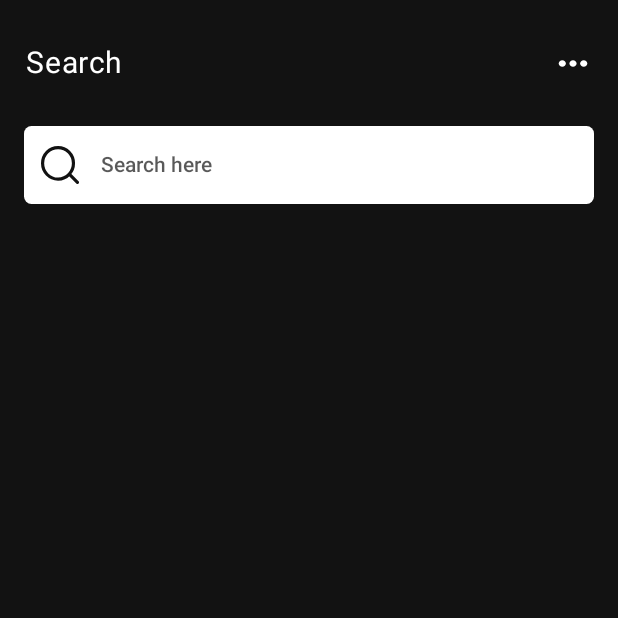
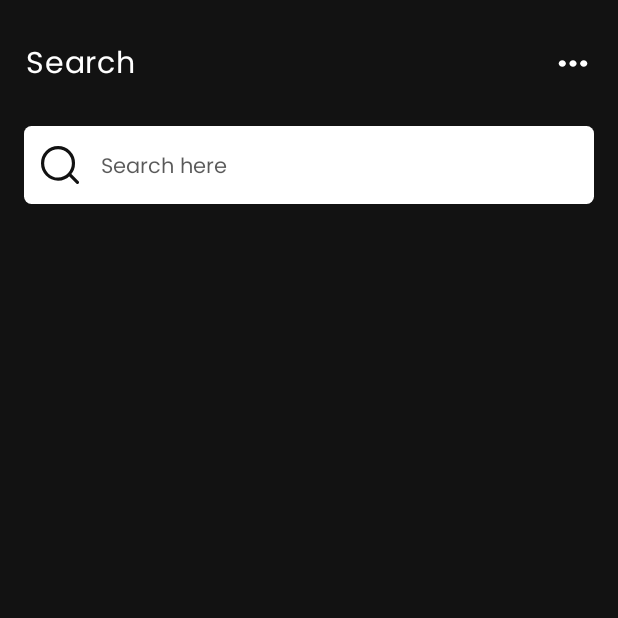
Before and after one commit to im-ali-f/spotify, an Android app built with Jetpack Compose: the HomeComp screen opened through its navigation route, on a phone screen of 412 x 824 dp, the top half of it. Run offline under Robolectric (Android 15) with nearby library versions, the phone set to English and light mode, and no system bars; our stand-ins replace Room's generated code, Shimmer; libraries missing offline, so code that uses them is left out: androidx.room.util, com.spotify.android, com.spotify.protocol; pictures from the network do not load; 3 statements that could not run were skipped.

Commit message:
last changes dont change anything

```diff
--- a/app/src/main/java/com/example/techsrcstudioc/addons/AlertComp.kt
+++ b/app/src/main/java/com/example/techsrcstudioc/addons/AlertComp.kt
@@ -39,6 +39,7 @@ import androidx.compose.ui.unit.dp
 import androidx.compose.ui.unit.sp
 import com.example.techsrcstudioc.R
 import com.example.techsrcstudioc.ui.theme.errorAlertColor
+import com.example.techsrcstudioc.ui.theme.poppins
 import com.example.techsrcstudioc.ui.theme.successAlertColor
 import com.example.techsrcstudioc.ui.theme.warningAlertColor
 
@@ -145,7 +146,7 @@ fun AlertComp(selectedAlert: MutableState<String>) {
 
                                 Spacer(modifier = Modifier.width(5.dp))
                                 Text(
-                                    text = alert["text"] as String,
+                                    text = alert["text"] as String, fontFamily = poppins,
                                     fontWeight = FontWeight(600),
                                     fontSize = 12.sp,
                                     color = Color.White,
--- a/app/src/main/java/com/example/techsrcstudioc/historyPage/HistoryComp.kt
+++ b/app/src/main/java/com/example/techsrcstudioc/historyPage/HistoryComp.kt
@@ -41,6 +41,7 @@ import com.example.techsrcstudioc.Data.VMs.LoginLogoutViewModel
 import com.example.techsrcstudioc.Data.VMs.SearchViewModel
 import com.example.techsrcstudioc.Data.VMs.TrackViewModel
 import com.example.techsrcstudioc.ui.theme.lightWhiteFontColor
+import com.example.techsrcstudioc.ui.theme.poppins
 
 @OptIn(ExperimentalSharedTransitionApi::class)
 @Composable
@@ -96,14 +97,14 @@ fun SharedTransitionScope.HistoryComp(
                             .padding(start = 14.dp)
                     ) {
                         Text(
-                            text = "${item.track.name}",
+                            text = "${item.track.name}", fontFamily = poppins,
                             fontSize = 15.sp,
                             lineHeight = 21.sp,
                             fontWeight = FontWeight(400),
                             color = Color.White
                         )
                         Text(
-                            text = searchModel.getArtistString(item.track.artists),
+                            text = searchModel.getArtistString(item.track.artists), fontFamily = poppins,
                             fontSize = 12.sp,
                             lineHeight = 16.sp,
                             fontWeight = FontWeight(400),
--- a/app/src/main/java/com/example/techsrcstudioc/homePage/BottomBarComp.kt
+++ b/app/src/main/java/com/example/techsrcstudioc/homePage/BottomBarComp.kt
@@ -43,6 +43,7 @@ import com.example.techsrcstudioc.Data.VMs.TrackViewModel
 import com.example.techsrcstudioc.R
 import com.example.techsrcstudioc.addons.shimmerEffect
 import com.example.techsrcstudioc.ui.theme.lightWhiteFontColor
+import com.example.techsrcstudioc.ui.theme.poppins
 import com.example.techsrcstudioc.ui.theme.progressColor
 import com.example.techsrcstudioc.ui.theme.searchIconColor
 import com.example.techsrcstudioc.ui.theme.selectedBottomIcon
@@ -108,14 +109,14 @@ fun BottomBarComp(
                                     .padding(start = 14.dp)
                             ) {
                                 Text(
-                                    text = "${trackModel.selectedTrack.name}",
+                                    text = "${trackModel.selectedTrack.name}", fontFamily = poppins,
                                     fontSize = 15.sp,
                                     lineHeight = 21.sp,
                                     fontWeight = FontWeight(400),
                                     color = Color.White
                                 )
                                 Text(
-                                    text = searchModel.getArtistString(trackModel.selectedTrack.artists),
+                                    text = searchModel.getArtistString(trackModel.selectedTrack.artists), fontFamily = poppins,
                                     fontSize = 12.sp,
                                     lineHeight = 16.sp,
                                     fontWeight = FontWeight(400),
--- a/app/src/main/java/com/example/techsrcstudioc/homePage/TopBarComp.kt
+++ b/app/src/main/java/com/example/techsrcstudioc/homePage/TopBarComp.kt
@@ -33,6 +33,7 @@ import com.example.techsrcstudioc.Data.VMs.LoginLogoutViewModel
 import com.example.techsrcstudioc.Data.VMs.TrackViewModel
 import com.example.techsrcstudioc.R
 import com.example.techsrcstudioc.ui.theme.logOutButton
+import com.example.techsrcstudioc.ui.theme.poppins
 
 @Composable
 fun TopBarComp(
@@ -51,7 +52,7 @@ fun TopBarComp(
         ) {
             Text(
                 text = if(generalModel.selectedBottomBar ==1)"Search" else "history",//todo dynamic it
-                fontSize = 20.sp,
+                fontSize = 20.sp, fontFamily = poppins,
                 fontWeight = FontWeight(400),
                 color = Color.White
             )
@@ -88,7 +89,7 @@ fun TopBarComp(
                 ) {
                     Text(
                         textAlign = TextAlign.Center,
-                        text = "Log Out",
+                        text = "Log Out", fontFamily = poppins,
                         color = Color.White,
                         fontSize = 18.sp,
                         fontWeight = FontWeight(600)
--- a/app/src/main/java/com/example/techsrcstudioc/loginPage/LoginComp.kt
+++ b/app/src/main/java/com/example/techsrcstudioc/loginPage/LoginComp.kt
@@ -32,6 +32,7 @@ import com.example.techsrcstudioc.Data.VMs.GeneralViewModel
 import com.example.techsrcstudioc.Data.VMs.LoginLogoutViewModel
 import com.example.techsrcstudioc.R
 import com.example.techsrcstudioc.ui.theme.mainBGC
+import com.example.techsrcstudioc.ui.theme.poppins
 import com.example.techsrcstudioc.ui.theme.spotifyIconColor
 import com.example.techsrcstudioc.ui.theme.unclickedBTNColor
 
@@ -75,7 +76,7 @@ fun LoginComp(
                 )
             ) {
                 Text(
-                    textAlign = TextAlign.Center,
+                    textAlign = TextAlign.Center, fontFamily = poppins,
                     text = "Log In",
                     color = Color.White,
                     fontSize = 18.sp,
--- a/app/src/main/java/com/example/techsrcstudioc/searchPage/SearchBar.kt
+++ b/app/src/main/java/com/example/techsrcstudioc/searchPage/SearchBar.kt
@@ -36,6 +36,7 @@ import androidx.navigation.NavController
 import com.example.techsrcstudioc.Data.VMs.GeneralViewModel
 import com.example.techsrcstudioc.Data.VMs.SearchViewModel
 import com.example.techsrcstudioc.ui.theme.mainFontColor
+import com.example.techsrcstudioc.ui.theme.poppins
 import com.example.techsrcstudioc.ui.theme.searchIconColor
 
 @OptIn(ExperimentalMaterial3Api::class)
@@ -54,7 +55,7 @@ fun SearchBar(
         },
         singleLine = true,
         maxLines = 1,
-        textStyle = TextStyle(fontSize = 17.sp, lineHeight = 30.sp, fontWeight = FontWeight(500), color = mainFontColor),
+        textStyle = TextStyle(fontSize = 17.sp, fontFamily = poppins ,lineHeight = 30.sp, fontWeight = FontWeight(500), color = mainFontColor),
         modifier = Modifier
             .fillMaxWidth()
             .padding(start = 16.dp , end = 16.dp)
@@ -80,7 +81,7 @@ fun SearchBar(
             placeholder = {
                 Text(
                     text = "Search here",
-                    fontWeight = FontWeight(500),
+                    fontWeight = FontWeight(500), fontFamily = poppins,
                     fontSize = 14.sp,
                     color =  mainFontColor
                 )
--- a/app/src/main/java/com/example/techsrcstudioc/searchPage/SearchComp.kt
+++ b/app/src/main/java/com/example/techsrcstudioc/searchPage/SearchComp.kt
@@ -39,6 +39,7 @@ import com.example.techsrcstudioc.Data.VMs.LoginLogoutViewModel
 import com.example.techsrcstudioc.Data.VMs.SearchViewModel
 import com.example.techsrcstudioc.Data.VMs.TrackViewModel
 import com.example.techsrcstudioc.ui.theme.lightWhiteFontColor
+import com.example.techsrcstudioc.ui.theme.poppins
 
 @OptIn(ExperimentalSharedTransitionApi::class)
 @Composable
@@ -92,14 +93,14 @@ fun SharedTransitionScope.SearchComp(
                                 .padding(start = 14.dp)
                         ) {
                             Text(
-                                text = "${item.name}",
+                                text = "${item.name}", fontFamily = poppins,
                                 fontSize = 15.sp,
                                 lineHeight = 21.sp,
                                 fontWeight = FontWeight(400),
                                 color = Color.White
                             )
                             Text(
-                                text = searchModel.getArtistString(item.artists),
+                                text = searchModel.getArtistString(item.artists), fontFamily = poppins,
                                 fontSize = 12.sp,
                                 lineHeight = 16.sp,
                                 fontWeight = FontWeight(400),
--- a/app/src/main/java/com/example/techsrcstudioc/ui/theme/Type.kt
+++ b/app/src/main/java/com/example/techsrcstudioc/ui/theme/Type.kt
@@ -5,6 +5,8 @@ import androidx.compose.ui.text.TextStyle
 import androidx.compose.ui.text.font.FontFamily
 import androidx.compose.ui.text.font.FontWeight
 import androidx.compose.ui.unit.sp
+import androidx.compose.ui.text.font.Font
+import com.example.techsrcstudioc.R
 
 // Set of Material typography styles to start with
 val Typography = Typography(
@@ -32,3 +34,8 @@ val Typography = Typography(
     )
     */
 )
+
+val poppins = FontFamily(
+    Font(R.font.poppins),
+
+)
```
Also changed, not shown: app/src/main/java/com/example/techsrcstudioc/homePage/HomeComp.kt (+7 -6 lines), app/src/main/res/font/poppins.ttf (added).
